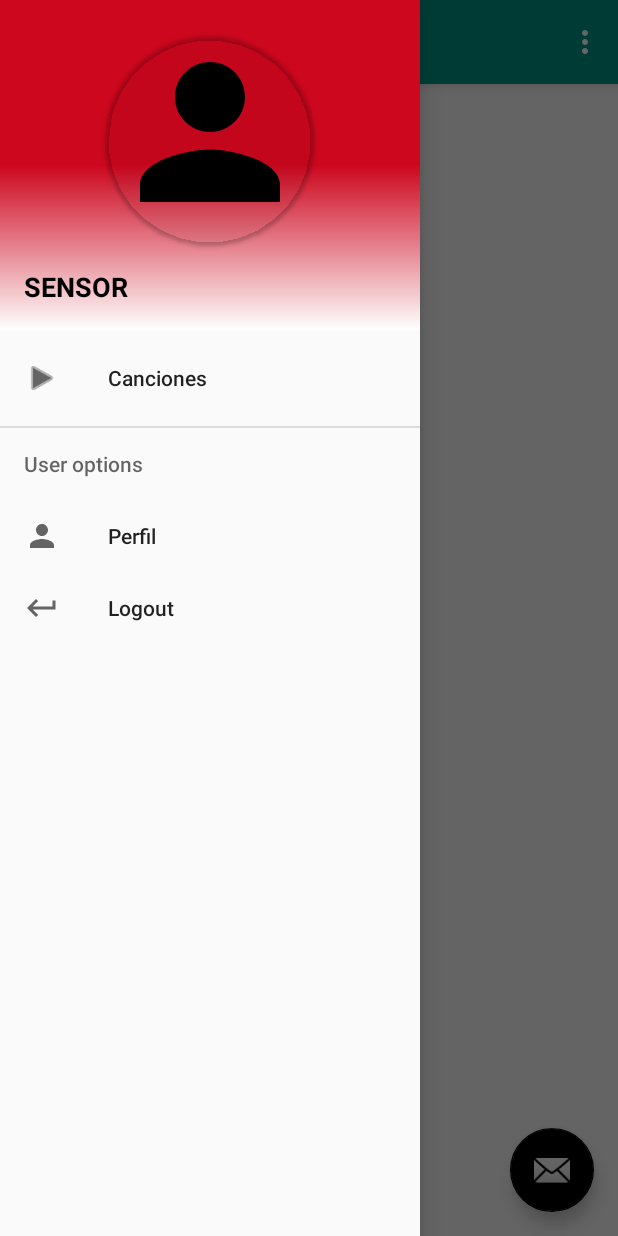
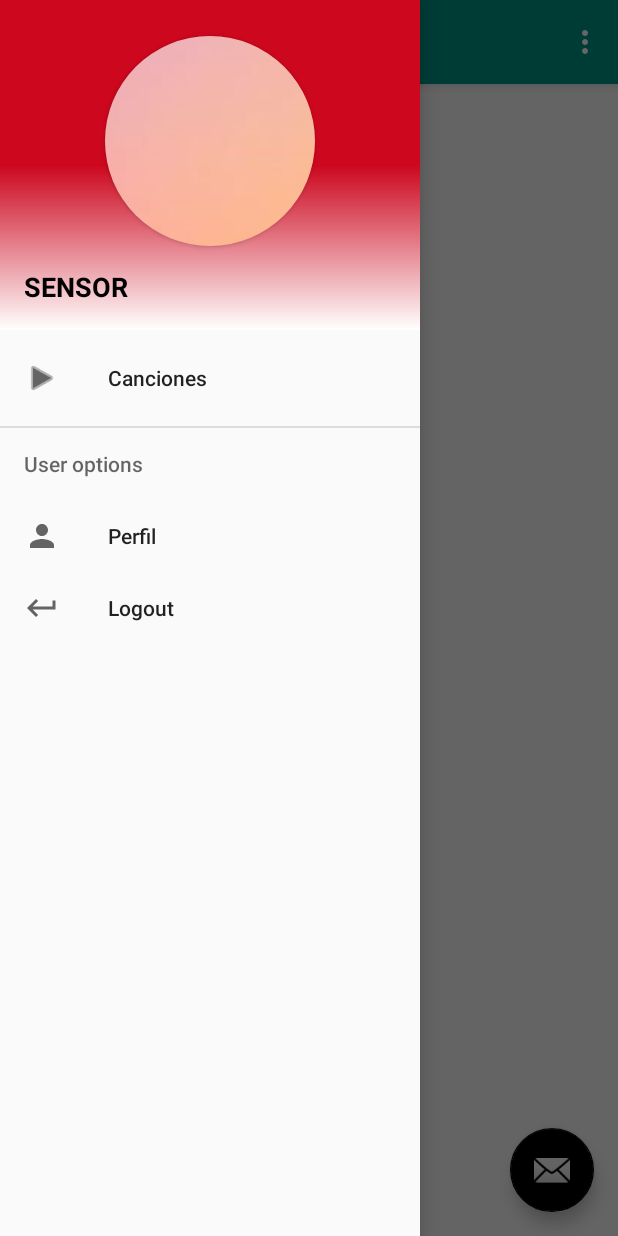
Before and after one commit to Mm1208/Lab08, an Android app: the NavDrawerActivity screen opened directly, with no data from a screen before it, with the side drawer open, on a phone screen of 412 x 824 dp. Run offline under Robolectric (Android 15) with nearby library versions, the phone set to English and light mode, and no system bars; libraries missing offline, so code that uses them is left out: com.koushikdutta.ion; 1 statement that could not run was skipped.

Commit message:
Ajustar imagen

```diff
--- a/Login/app/src/main/java/com/miker/login/NavDrawerActivity.java
+++ b/Login/app/src/main/java/com/miker/login/NavDrawerActivity.java
@@ -14,6 +14,7 @@ import android.os.Bundle;
 import android.util.Log;
 import android.view.Menu;
 import android.view.MenuItem;
+import android.widget.FrameLayout;
 import android.widget.ImageView;
 import android.widget.LinearLayout;
 import android.widget.TextView;
@@ -92,8 +93,6 @@ public class NavDrawerActivity extends AppCompatActivity implements NavigationVi
                 FileInputStream fileInputStream =
                         new FileInputStream(getApplicationContext().getFilesDir().getPath() + usuario.getPerson().getFoto());
                 image.setImageBitmap(BitmapFactory.decodeStream(fileInputStream));
-
-
             }
         } catch (Exception ex) {
             Toast.makeText(getApplicationContext(), ex.getMessage(), Toast.LENGTH_SHORT).show();
--- a/Login/app/src/main/res/layout/nav_header_nav_drawer.xml
+++ b/Login/app/src/main/res/layout/nav_header_nav_drawer.xml
@@ -30,12 +30,13 @@
         <ImageView
             android:id="@+id/image"
             android:layout_width="match_parent"
-            android:layout_height="120dp"
+            android:layout_height="match_parent"
             android:background="@android:color/transparent"
+            android:baselineAlignBottom="false"
+            android:clickable="false"
             android:paddingTop="@dimen/nav_header_vertical_spacing"
-            android:scaleType="centerCrop"
-            android:adjustViewBounds="true"
-            app:srcCompat="@drawable/ic_user" />
+            android:scaleType="center"
+            app:srcCompat="@drawable/fondo" />
     </androidx.cardview.widget.CardView>
 
     <TextView
```
